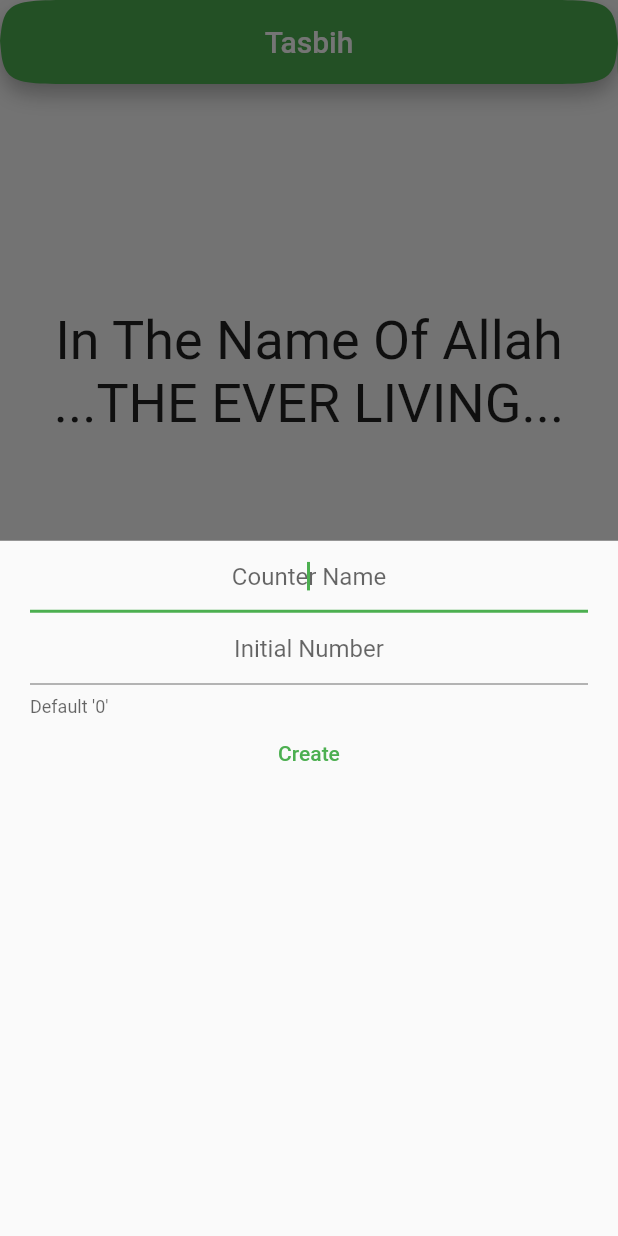
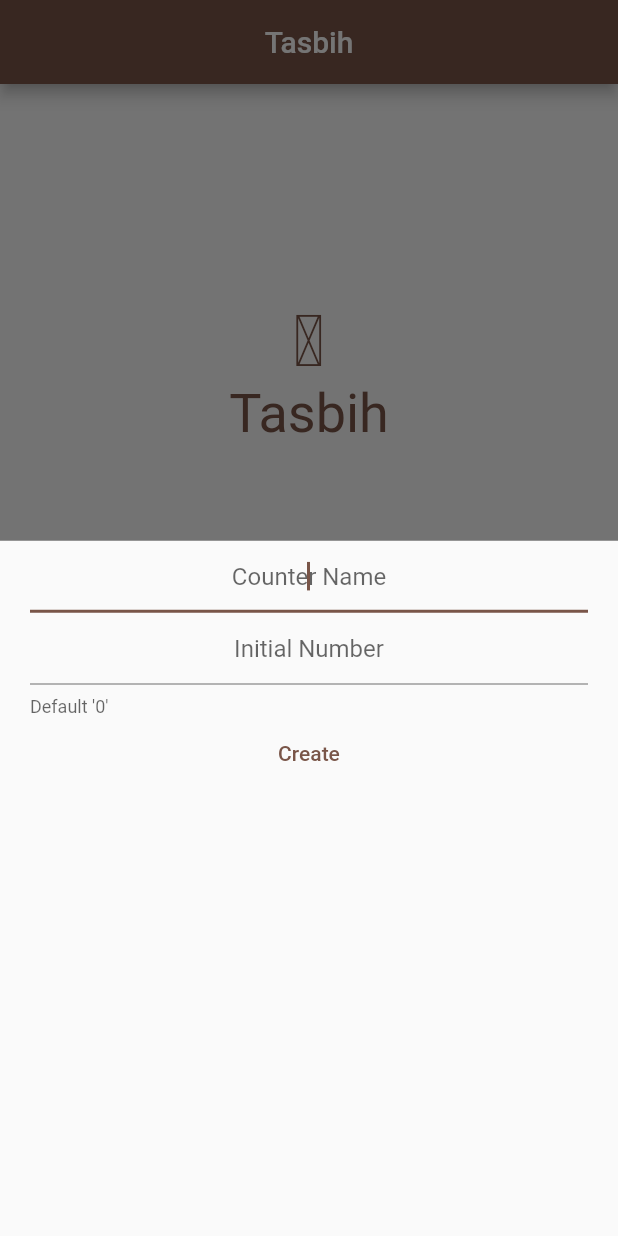
Before and after one commit to mdskrumi/tasbih, a Flutter app: the screen it shows after launch, after a tap on "New Count", on a phone screen of 412 x 824 dp. Run offline on Flutter 3.47's test engine with Material 2 defaults, Android fonts, the phone set to English and light mode, and no system bars; our stand-ins replace shared_preferences.

Commit message:
locally stored

```diff
--- a/lib/main.dart
+++ b/lib/main.dart
@@ -21,16 +21,16 @@ class MyApp extends StatelessWidget {
     return ChangeNotifierProvider(
       create: (ctx) => CounterList(),
       builder: (ctx, _) => MaterialApp(
-        title: 'Flutter Demo',
+        title: 'Tasbih',
         debugShowCheckedModeBanner: false,
         theme: ThemeData(
-          appBarTheme: AppBarTheme(
+          appBarTheme: const AppBarTheme(
             centerTitle: true,
-            shape: ContinuousRectangleBorder(
-              borderRadius: BorderRadius.circular(50),
-            ),
           ),
-          primarySwatch: Colors.green,
+          primarySwatch: Colors.brown,
+          textTheme: Theme.of(context).textTheme.apply(
+                bodyColor: Colors.brown,
+              ),
         ),
         home: const HomePage(),
         routes: {
--- a/lib/models/Counter.dart
+++ b/lib/models/Counter.dart
@@ -1,4 +1,8 @@
+import 'dart:convert';
+import 'dart:developer';
+
 import 'package:flutter/material.dart';
+import 'package:shared_preferences/shared_preferences.dart';
 
 class Counter {
   final int id;
@@ -13,6 +17,17 @@ class Counter {
     required this.date,
   });
 
+  int get getId {
+    return id;
+  }
+
+  Map toJson() => {
+        'id': id,
+        'counterName': counterName,
+        'count': count,
+        'date': date,
+      };
+
   @override
   String toString() {
     return '$id $counterName $count $date';
@@ -26,8 +41,9 @@ class CounterList with ChangeNotifier {
     return _counters.toList();
   }
 
-  void createNewCounter(counter) {
+  void createNewCounter(Counter counter) {
     _counters.add(counter);
+    setCounterListInSharedPref();
     notifyListeners();
   }
 
@@ -37,12 +53,35 @@ class CounterList with ChangeNotifier {
 
   void deleteCounterById(id) {
     _counters.removeWhere((element) => element.id == id);
+    setCounterListInSharedPref();
     notifyListeners();
   }
 
   void increaseCounterById(id) {
     final index = _counters.indexWhere((element) => element.id == id);
     _counters[index].count += 1;
+    setCounterListInSharedPref();
+    notifyListeners();
+  }
+
+  void setCounterListInSharedPref() async {
+    SharedPreferences prefs = await SharedPreferences.getInstance();
+    await prefs.setString('_counters', jsonEncode(_counters));
+  }
+
+  void getCounterListInSharedPref() async {
+    SharedPreferences prefs = await SharedPreferences.getInstance();
+    if (prefs.containsKey('_counters')) {
+      (jsonDecode(prefs.get('_counters') as String) as List).forEach((element) {
+        final value = Counter(
+          id: element['id'],
+          counterName: element['counterName'],
+          count: element['count'],
+          date: element['date'],
+        );
+        _counters.add(value);
+      });
+    }
     notifyListeners();
   }
 }
--- a/lib/screens/home.dart
+++ b/lib/screens/home.dart
@@ -1,23 +1,39 @@
 import 'package:flutter/material.dart';
+
+import 'package:provider/provider.dart';
+
+// Modals
+import '../models/Counter.dart';
 
 // Widgets
 import '../widgets/createCounter.dart';
 
-class HomePage extends StatelessWidget {
+class HomePage extends StatefulWidget {
   const HomePage({Key? key}) : super(key: key);
   static const route = '/';
 
   @override
+  State<HomePage> createState() => _HomePageState();
+}
+
+class _HomePageState extends State<HomePage> {
+  @override
+  void initState() {
+    Provider.of<CounterList>(context, listen: false)
+        .getCounterListInSharedPref();
+    super.initState();
+  }
+
+  @override
   Widget build(BuildContext context) {
-    final mediaQuery = MediaQuery.of(context).size;
+    // final mediaQuery = MediaQuery.of(context).size;
+    // final counterProvider = Provider.of<CounterList>(context);
 
     return Scaffold(
       appBar: AppBar(
         title: const Text("Tasbih"),
       ),
-      body: Container(
-        width: double.infinity,
-        child: Column(
+      body: Column(
         children: [
           Expanded(
             flex: 2,
@@ -26,12 +42,12 @@ class HomePage extends StatelessWidget {
                 mainAxisAlignment: MainAxisAlignment.center,
                 children: const [
                   Text(
-                      'In The Name Of Allah',
+                    '﷽',
                     textAlign: TextAlign.center,
-                      style: TextStyle(fontSize: 36),
+                    style: TextStyle(fontSize: 48),
                   ),
                   Text(
-                      '...THE EVER LIVING...',
+                    "Tasbih",
                     textAlign: TextAlign.center,
                     style: TextStyle(fontSize: 36),
                   ),
@@ -66,7 +82,6 @@ class HomePage extends StatelessWidget {
           )
         ],
       ),
-      ),
     );
   }
 }
--- a/pubspec.yaml
+++ b/pubspec.yaml
@@ -36,6 +36,7 @@ dependencies:
   cupertino_icons: ^1.0.2
   provider: ^6.0.2
   intl: ^0.17.0
+  shared_preferences: ^2.0.11
 
 dev_dependencies:
   flutter_test:
```
Also changed, not shown: pubspec.lock. Lines whose indentation alone changed are shown as unchanged.
